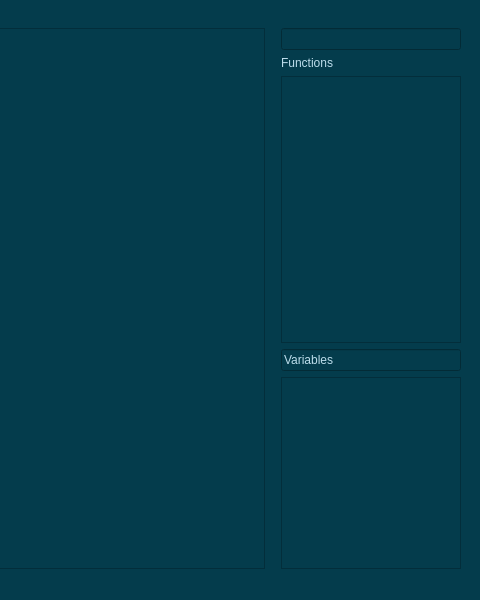
Qt form FunctionWindow.ui (Alienso/MainAnt) before a commit; both pictures show x 746 to 1226 and y 0 to 600 of the 1226 by 600 pixel window.
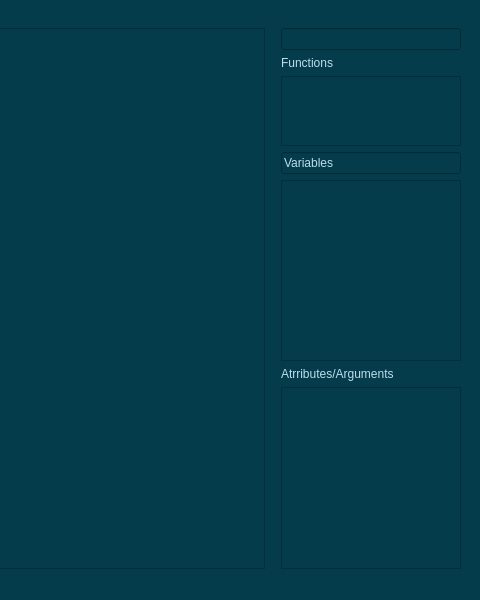
The same form after that commit. Custom widgets are drawn as their Qt base class.

```diff
--- a/FunctionWindow.ui
+++ b/FunctionWindow.ui
@@ -27,7 +27,7 @@
      </widget>
     </item>
     <item>
-     <layout class="QVBoxLayout" name="verticalLayout_3" stretch="0,0,2,0,0">
+     <layout class="QVBoxLayout" name="verticalLayout_3" stretch="0,0,2,0,0,0,0">
       <property name="leftMargin">
        <number>10</number>
       </property>
@@ -68,6 +68,19 @@
       <item>
        <widget class="QListWidget" name="listVars"/>
       </item>
+      <item>
+       <widget class="QLabel" name="label_3">
+        <property name="styleSheet">
+         <string notr="true">color : rgb(189, 221, 235)</string>
+        </property>
+        <property name="text">
+         <string>Atrributes/Arguments</string>
+        </property>
+       </widget>
+      </item>
+      <item>
+       <widget class="QListWidget" name="attributesArgumentsList"/>
+      </item>
      </layout>
     </item>
    </layout>
```
